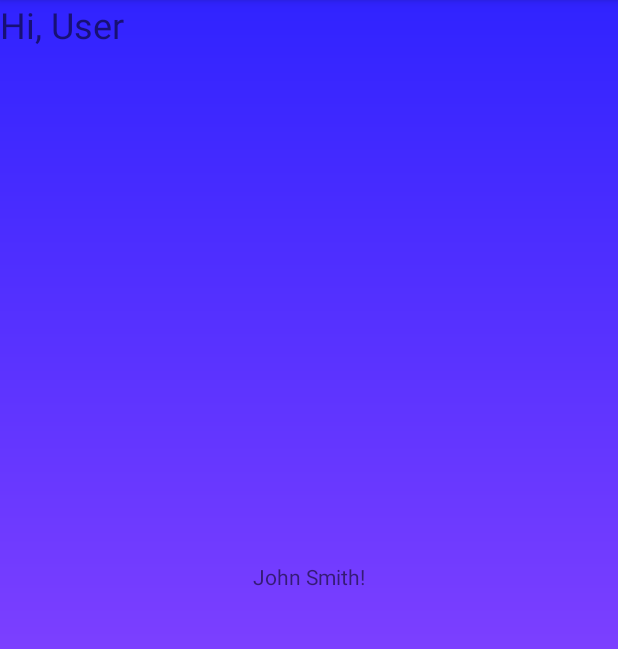
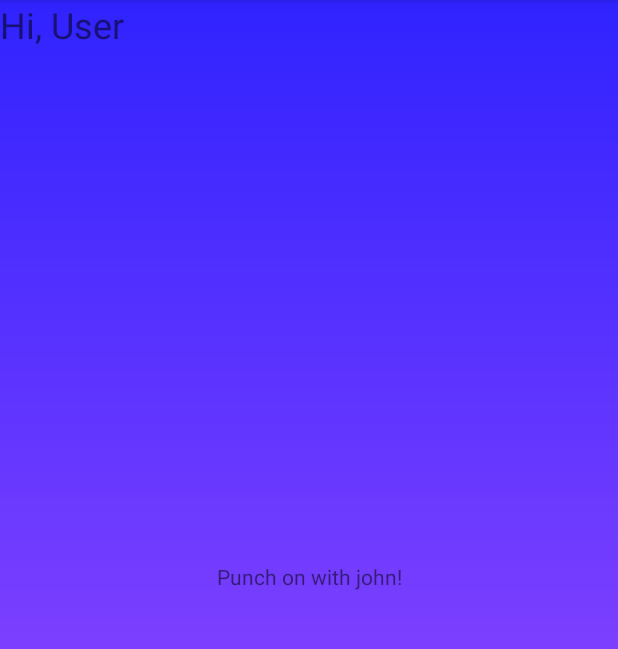
Before and after one commit to BrendanKhavin/SES1B-G2, an Android app: the screen it shows after launch (MainActivity), on a phone screen of 412 x 824 dp, the part 84-733 px from its top. Run offline under Robolectric (Android 15) with nearby library versions, the light colour scheme and no system bars.

```diff
--- a/eRestaurantMainPage/app/src/main/res/layout/activity_main.xml
+++ b/eRestaurantMainPage/app/src/main/res/layout/activity_main.xml
@@ -10,7 +10,7 @@
     <TextView
         android:layout_width="wrap_content"
         android:layout_height="wrap_content"
-        android:text="John Smith!"
+        android:text="Punch on with john!"
         app:layout_constraintBottom_toBottomOf="parent"
         app:layout_constraintLeft_toLeftOf="parent"
         app:layout_constraintRight_toRightOf="parent"
```
